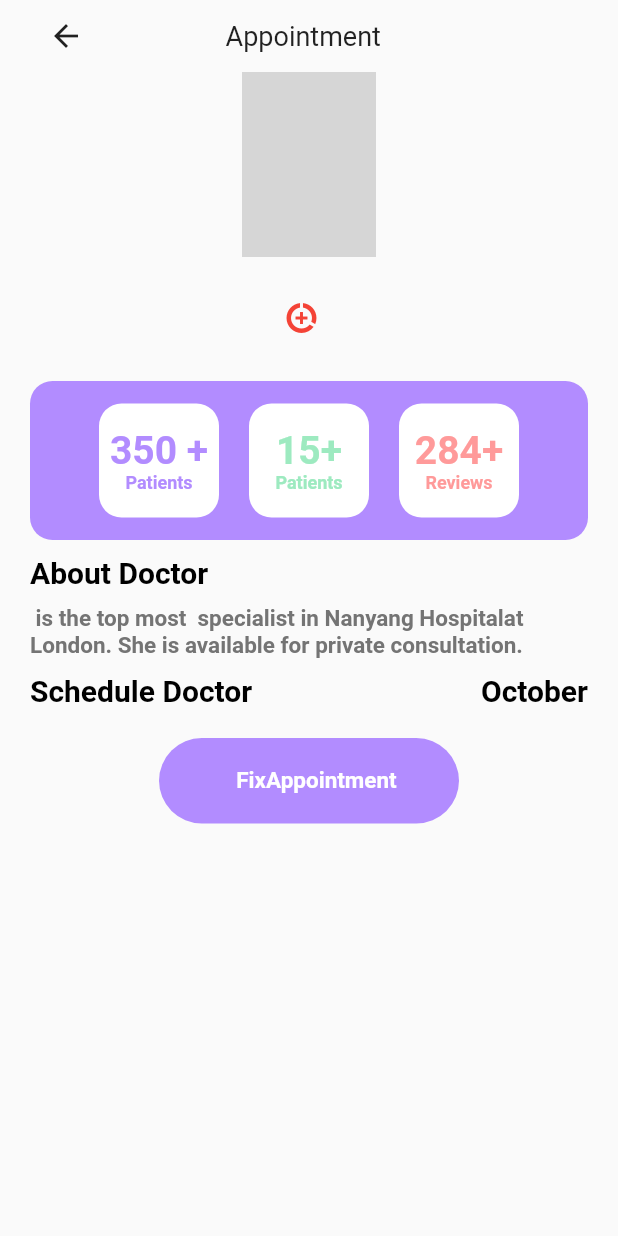
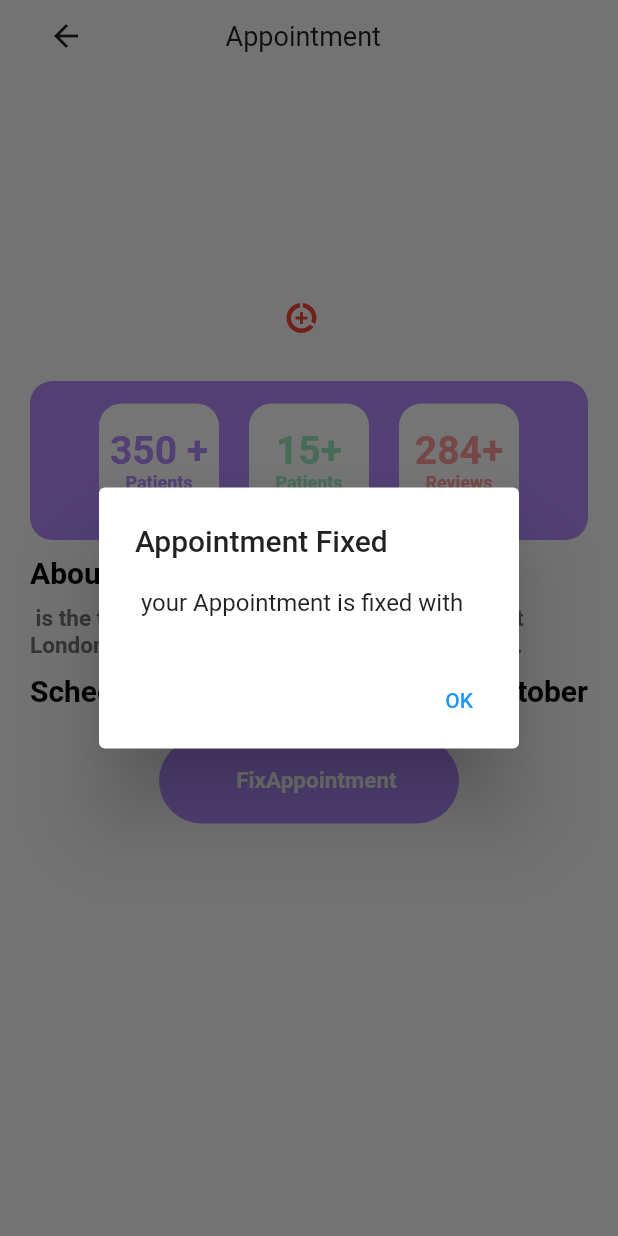
Before and after one commit to Suhaibusman/Doctor-App-Flutter, a Flutter app: the DoctorDetailsScreen screen opened directly with empty values, after a tap on "FixAppointment", on a phone screen of 412 x 824 dp. Run offline on Flutter 3.47's test engine with Material 2 defaults, Android fonts, the phone set to English and light mode, and no system bars; our stand-ins replace cloud_firestore, curved_navigation_bar, firebase_auth, firebase_core, firebase_storage, image_picker; accounts and stored records are empty; network calls fail; grey boxes are pictures that could not be loaded.

Commit message:
doctor appointment app

```diff
--- a/lib/function/custom_function.dart
+++ b/lib/function/custom_function.dart
@@ -171,6 +171,49 @@ class CustomFunction {
     }
     return [];
   }
+  void fetchUserDetails() async {
+  String userUID = FirebaseAuth.instance.currentUser!.uid;
+  DocumentSnapshot userSnapshot = await FirebaseFirestore.instance.collection("users").doc(userUID).get();
+
+  if (userSnapshot.exists) {
+    Map<String, dynamic> userData = userSnapshot.data() as Map<String, dynamic>;
+
+    String userEmail = userData["emailAddress"];
+    String username = userData["username"];
+
+
+    print("User Email: $userEmail");
+    print("Username: $username");
+
+    // You can update the UI to display these details in your drawer or any other widget.
+  }
+}
+
+void fixappointment(String doctorName,context) async {
+  String userUID = FirebaseAuth.instance.currentUser!.uid;
+
+  // Fetch user details from the "users" collection
+  DocumentSnapshot userSnapshot = await FirebaseFirestore.instance.collection("users").doc(userUID).get();
+
+  if (userSnapshot.exists) {
+    Map<String, dynamic> userData = userSnapshot.data() as Map<String, dynamic>;
+
+    String userEmail = userData["emailAddress"];
+    String username = userData["username"];
+    FirebaseFirestore.instance.collection(doctorName).add({
+      "userId": userUID,
+      "userName": username,
+      "userEmailAddress": userEmail,
+      "appointmentDate": DateTime.now(),
+      // other appointment details
+    });
+    customDialogBox(context, "Appointment Fixed", "$username your Appointment is fixed with $doctorName");
+  } else {
+        customDialogBox(context, "Appointment Fixed", "Your Appointment is Already fixed with $doctorName");
+        // Handle the case where user details are not found
+  }
+}
+
 
   Future<Widget> fetchWholeData(
     setState,
--- a/lib/screens/doctor_details.dart
+++ b/lib/screens/doctor_details.dart
@@ -1,6 +1,7 @@
 import 'package:cloud_firestore/cloud_firestore.dart';
 import 'package:flutter/material.dart';
 import 'package:smithackathon/constants/colors.dart';
+import 'package:smithackathon/function/custom_function.dart';
 import 'package:smithackathon/widgets/buttonwidget.dart';
 import 'package:smithackathon/widgets/textwidget.dart';
 
@@ -16,7 +17,17 @@ class DoctorDetailsScreen extends StatefulWidget {
 }
 
 class _DoctorDetailsScreenState extends State<DoctorDetailsScreen> {
+   CustomFunction func = CustomFunction();
     final FirebaseFirestore firestore = FirebaseFirestore.instance;
+    String doctorName= "";
+
+
+
+      @override
+        void initState() {
+    super.initState();
+    doctorName = widget.username;
+  }
   @override
   Widget build(BuildContext context) {
     return SafeArea(
@@ -157,9 +168,9 @@ class _DoctorDetailsScreenState extends State<DoctorDetailsScreen> {
                 const SizedBox(height: 20,),
                 InkWell(
                   onTap: (){
-                         firestore.collection(widget.username).add({"Datetime": DateTime.now(),
-                         });
-                  },
+
+                         func.fixappointment(doctorName,context);
+                                  },
                   child: const CustomButtonWidget(bgColor: MyColors.purpleColor, textMessage: "FixAppointment", textColor: MyColors.whiteColor, textSize: 15, buttonWidth: 200))
                  , const Row(
                     mainAxisAlignment: MainAxisAlignment.start,
```
